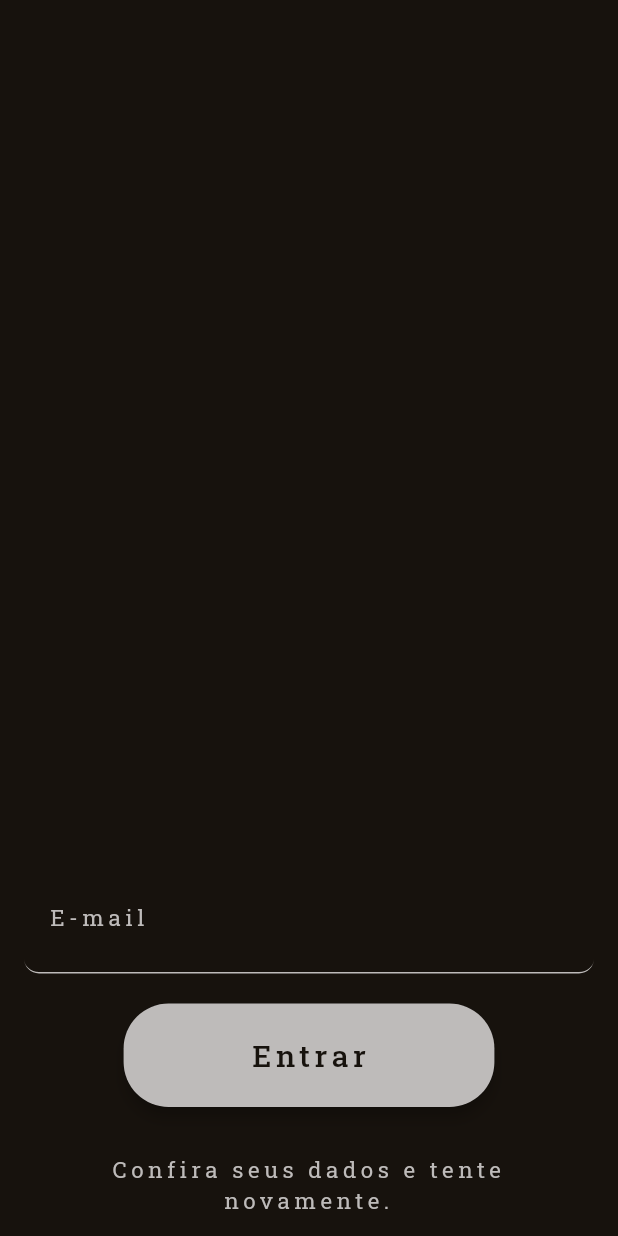
After one commit to devherik/simple_finances, a Flutter app: the PageRecovery screen opened by its route, after a tap on "Entrar", on a phone screen of 412 x 824 dp. The commit adds this screen. Run offline on Flutter 3.47's test engine with Material 3 defaults, Android fonts, the phone set to English and light mode, and no system bars; our stand-ins replace cloud_firestore, firebase_auth, firebase_core, go_router, google_fonts, hexcolor; accounts and stored records are empty.

Commit message:
view: minors chenges on auth and recovery pages

```diff
--- a/lib/config/router/app_router.dart
+++ b/lib/config/router/app_router.dart
@@ -1,5 +1,6 @@
 import 'package:go_router/go_router.dart';
 import 'package:simple_finances/features/authentication/page_auth.dart';
+import 'package:simple_finances/features/authentication/page_recovery.dart';
 import 'package:simple_finances/features/home/page_home.dart';
 import 'package:simple_finances/features/welcome/page_welcome.dart';
 import 'package:simple_finances/widget_tree.dart';
@@ -9,6 +10,10 @@ class AppRouter {
     GoRoute(
       path: '/login',
       builder: (context, state) => const PageAuth(),
+    ),
+    GoRoute(
+      path: '/recovery',
+      builder: (context, state) => const PageRecovery(),
     ),
     GoRoute(
       path: '/home',
--- a/lib/config/util/app_ui_widgets.dart
+++ b/lib/config/util/app_ui_widgets.dart
@@ -104,6 +104,7 @@ class UiWidgets {
 
   void showMessage(String label, context) {
     final snack = SnackBar(
+      duration: const Duration(seconds: 1),
       content: Text(
         label,
         textAlign: TextAlign.center,
--- a/lib/features/authentication/page_auth.dart
+++ b/lib/features/authentication/page_auth.dart
@@ -13,14 +13,14 @@ class PageAuth extends StatefulWidget {
 }
 
 class _PageAuthState extends State<PageAuth> {
-  final _emailTextControll = TextEditingController();
-  final _passwordTextControll = TextEditingController();
+  final _emailTextController = TextEditingController();
+  final _passwordTextController = TextEditingController();
   dynamic _imputColor = gbl.primaryLight;
 
   bool _checkInputs() {
     // check the data from textfields and return true if they are empty
-    if (_emailTextControll.text.trim().isEmpty ||
-        _passwordTextControll.text.trim().isEmpty) {
+    if (_emailTextController.text.trim().isEmpty ||
+        _passwordTextController.text.trim().isEmpty) {
       return true;
     } else {
       return false;
@@ -51,7 +51,7 @@ class _PageAuthState extends State<PageAuth> {
                 padding: const EdgeInsets.symmetric(vertical: 5),
                 child: TextField(
                   keyboardType: TextInputType.emailAddress,
-                  controller: _emailTextControll,
+                  controller: _emailTextController,
                   textAlign: TextAlign.start,
                   maxLines: 1,
                   style: TextStyle(
@@ -88,7 +88,7 @@ class _PageAuthState extends State<PageAuth> {
                 padding: const EdgeInsets.symmetric(vertical: 5),
                 child: TextField(
                   keyboardType: TextInputType.visiblePassword,
-                  controller: _passwordTextControll,
+                  controller: _passwordTextController,
                   textAlign: TextAlign.start,
                   maxLines: 1,
                   maxLength: 6,
@@ -99,7 +99,9 @@ class _PageAuthState extends State<PageAuth> {
                     contentPadding: const EdgeInsets.symmetric(
                         vertical: 18, horizontal: 16),
                     suffixIcon: MaterialButton(
-                      onPressed: () {},
+                      onPressed: () {
+                        context.push('/recovery');
+                      },
                       shape: RoundedRectangleBorder(
                           borderRadius: BorderRadius.circular(10)),
                       splashColor: Colors.transparent,
@@ -175,8 +177,8 @@ class _PageAuthState extends State<PageAuth> {
                         } else {
                           FireAuth()
                               .signInWithEmailAndPassword(
-                                  email: _emailTextControll.text,
-                                  password: _passwordTextControll.text)
+                                  email: _emailTextController.text,
+                                  password: _passwordTextController.text)
                               .onError(
                                 (error, stackTrace) => UiWidgets()
                                     .showMessage(error.toString(), context),
@@ -184,7 +186,7 @@ class _PageAuthState extends State<PageAuth> {
                               .whenComplete(() => context.go('/home'));
                           if (kDebugMode) {
                             print(
-                                '${_emailTextControll.text}, ${_passwordTextControll.text}');
+                                '${_emailTextController.text}, ${_passwordTextController.text}');
                           }
                         }
                       },
--- /dev/null
+++ b/lib/features/authentication/page_recovery.dart
@@ -0,0 +1,130 @@
+import 'package:flutter/foundation.dart';
+import 'package:flutter/material.dart';
+import 'package:simple_finances/config/database/firebase/app_fireauth_db.dart';
+import 'package:simple_finances/config/util/app_globals.dart' as gbl;
+import 'package:simple_finances/config/util/app_ui_widgets.dart';
+
+class PageRecovery extends StatefulWidget {
+  const PageRecovery({super.key});
+
+  @override
+  State<PageRecovery> createState() => _PageRecoveryState();
+}
+
+class _PageRecoveryState extends State<PageRecovery> {
+  final _emailTextController = TextEditingController();
+
+  bool _checkInputs() {
+    // check the data from textfields and return true if they are empty
+    if (_emailTextController.text.trim().isEmpty) {
+      return true;
+    } else {
+      return false;
+    }
+  }
+
+  @override
+  Widget build(BuildContext context) {
+    return Scaffold(
+      extendBodyBehindAppBar: true,
+      appBar: AppBar(
+        backgroundColor: gbl.primaryDark,
+      ),
+      body: Container(
+        color: gbl.primaryDark,
+        height: MediaQuery.of(context).size.height,
+        width: MediaQuery.of(context).size.width,
+        child: SingleChildScrollView(
+          reverse: true,
+          padding: const EdgeInsets.all(16),
+          child: Center(
+            child: Column(
+              children: [
+                Padding(
+                  padding: const EdgeInsets.symmetric(vertical: 5),
+                  child: TextField(
+                    keyboardType: TextInputType.emailAddress,
+                    controller: _emailTextController,
+                    textAlign: TextAlign.start,
+                    maxLines: 1,
+                    style: TextStyle(
+                        fontSize: 15,
+                        letterSpacing: 3,
+                        color: gbl.primaryLight),
+                    decoration: InputDecoration(
+                      contentPadding: const EdgeInsets.symmetric(
+                          vertical: 18, horizontal: 16),
+                      border: UnderlineInputBorder(
+                        borderRadius: BorderRadius.circular(10),
+                        borderSide:
+                            BorderSide(color: gbl.primaryLight, width: 1),
+                      ),
+                      enabledBorder: UnderlineInputBorder(
+                        borderRadius: BorderRadius.circular(10),
+                        borderSide:
+                            BorderSide(color: gbl.primaryLight, width: 1),
+                      ),
+                      focusedBorder: UnderlineInputBorder(
+                        borderRadius: BorderRadius.circular(10),
+                        borderSide:
+                            BorderSide(color: gbl.primaryLight, width: 1),
+                      ),
+                      labelText: 'E-mail',
+                      labelStyle: TextStyle(
+                          fontSize: 15,
+                          letterSpacing: 3,
+                          color: gbl.primaryLight),
+                      hintText: 'usuario@mail.com',
+                      hintStyle: TextStyle(
+                          fontSize: 10,
+                          letterSpacing: 3,
+                          color: gbl.primaryLight),
+                    ),
+                  ),
+                ),
+                Padding(
+                  padding: const EdgeInsets.only(top: 15, bottom: 70),
+                  child: MaterialButton(
+                    onPressed: () {
+                      if (_checkInputs()) {
+                        UiWidgets().showMessage(
+                            'Confira seus dados e tente novamente.', context);
+                      } else {
+                        FireAuth()
+                            .resetPassword(
+                                email: _emailTextController.text.trim())
+                            .onError(
+                              (error, stackTrace) => UiWidgets()
+                                  .showMessage(error.toString(), context),
+                            );
+                        if (kDebugMode) {
+                          print(_emailTextController.text);
+                        }
+                      }
+                    },
+                    elevation: 4,
+                    color: gbl.primaryLight,
+                    shape: RoundedRectangleBorder(
+                        borderRadius: BorderRadius.circular(30)),
+                    padding: const EdgeInsets.symmetric(
+                        horizontal: 16, vertical: 20),
+                    splashColor: gbl.secondaryDark,
+                    onLongPress: null,
+                    minWidth: MediaQuery.of(context).size.width * .6,
+                    child: Text(
+                      'Entrar',
+                      style: TextStyle(
+                          letterSpacing: 3,
+                          fontSize: 20,
+                          color: gbl.primaryDark),
+                    ),
+                  ),
+                ),
+              ],
+            ),
+          ),
+        ),
+      ),
+    );
+  }
+}
--- a/lib/features/welcome/page_welcome.dart
+++ b/lib/features/welcome/page_welcome.dart
@@ -44,10 +44,7 @@ class PageWelcome extends StatelessWidget {
               child: Text(
                 'Organize sua vida financeira de forma simples e prática. \n ',
                 style: TextStyle(
-                    fontSize: 30,
-                    color: gbl.primaryLight,
-                    fontWeight: FontWeight.bold,
-                    letterSpacing: 3),
+                    fontSize: 30, color: gbl.primaryLight, letterSpacing: 3),
               ),
             )
           ],
```
